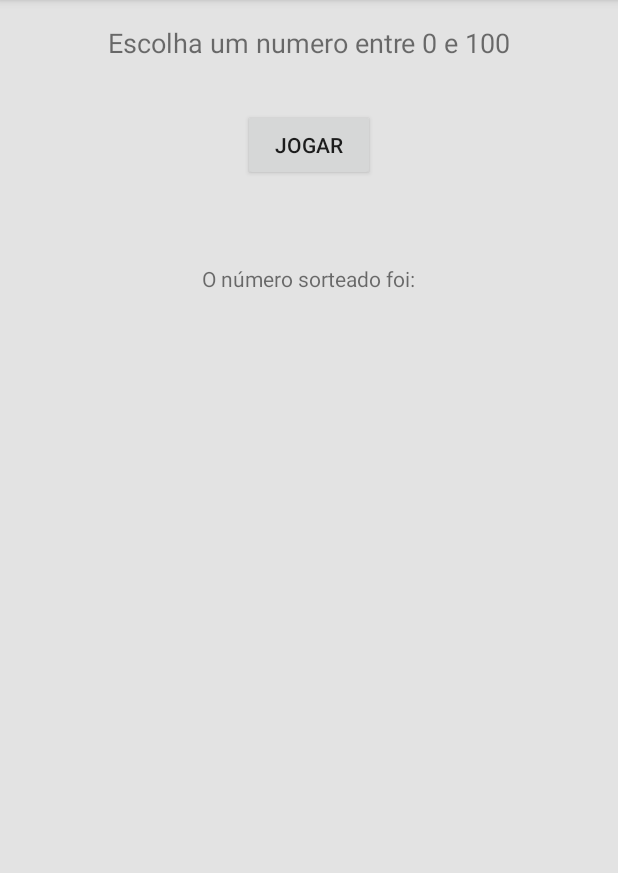
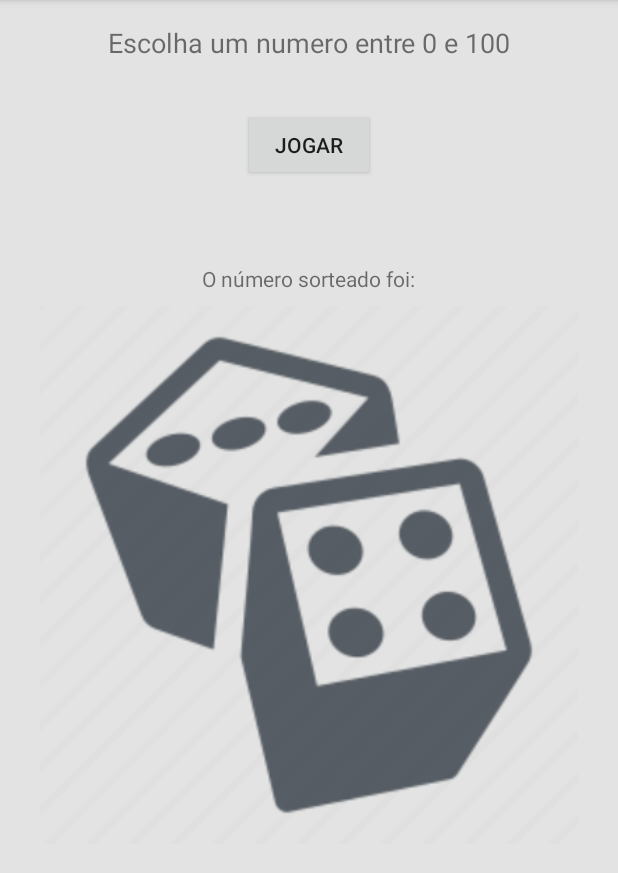
Before and after one commit to lcarrafabr/sorteio, an Android app: the screen it shows after launch (MainActivity), on a phone screen of 412 x 824 dp, the part 84-957 px from its top. Run offline under Robolectric (Android 15) with nearby library versions, the phone set to English and light mode, and no system bars.

Commit message:
Inserindo imagem

```diff
--- a/app/src/main/res/layout/activity_main.xml
+++ b/app/src/main/res/layout/activity_main.xml
@@ -11,8 +11,10 @@
         android:layout_width="wrap_content"
         android:layout_height="wrap_content"
         android:layout_marginTop="16dp"
+        android:layout_marginBottom="163dp"
         android:text="Escolha um numero entre 0 e 100"
         android:textSize="18sp"
+        app:layout_constraintBottom_toTopOf="@+id/imageView"
         app:layout_constraintEnd_toEndOf="parent"
         app:layout_constraintStart_toStartOf="parent"
         app:layout_constraintTop_toTopOf="parent" />
@@ -37,4 +39,15 @@
         app:layout_constraintEnd_toEndOf="parent"
         app:layout_constraintStart_toStartOf="parent"
         app:layout_constraintTop_toBottomOf="@+id/button" />
+
+    <ImageView
+        android:id="@+id/imageView"
+        android:layout_width="0dp"
+        android:layout_height="0dp"
+        android:layout_marginBottom="205dp"
+        app:layout_constraintBottom_toBottomOf="parent"
+        app:layout_constraintEnd_toEndOf="parent"
+        app:layout_constraintStart_toStartOf="parent"
+        app:layout_constraintTop_toBottomOf="@+id/textView"
+        app:srcCompat="@drawable/luck" />
 </androidx.constraintlayout.widget.ConstraintLayout>
```
Also changed, not shown: app/src/main/res/drawable-v24/luck.png (added).
